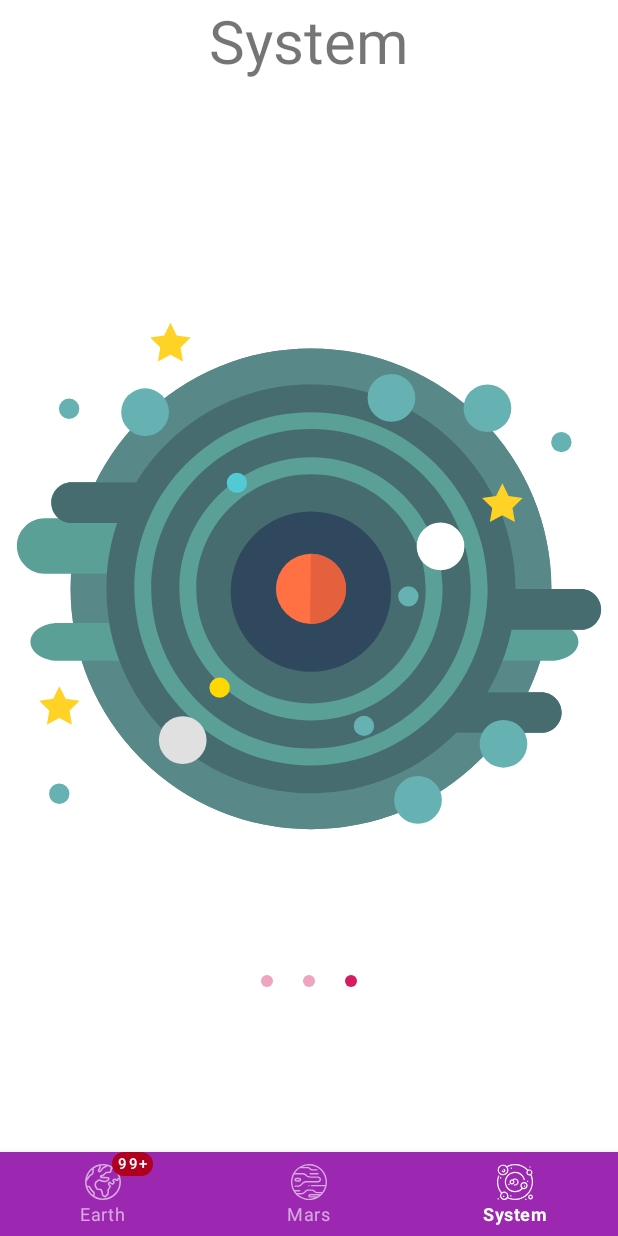
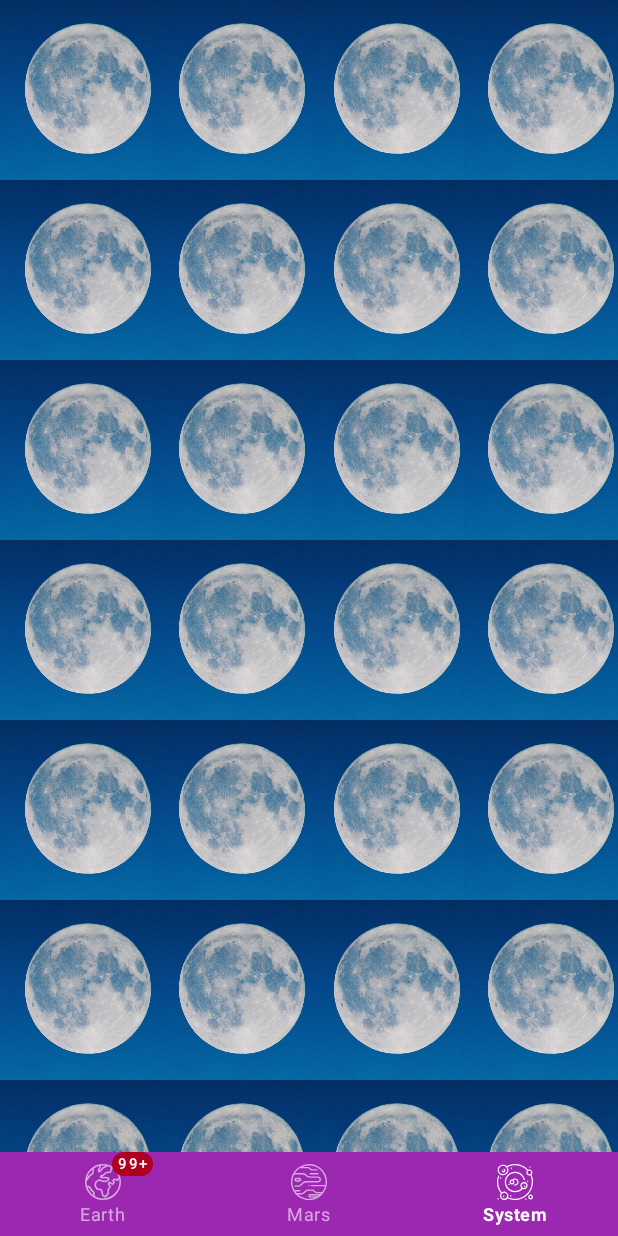
Before and after one commit to buthed/MaterialDesign, an Android app: the SystemFragment screen opened directly, with no data from a screen before it, on a phone screen of 412 x 824 dp. Run offline under Robolectric (Android 15) with nearby library versions, the phone set to English and light mode, and no system bars.

Commit message:
With explode

```diff
--- a/app/src/main/java/com/example/materialdesign/api/EarthFragment.kt
+++ b/app/src/main/java/com/example/materialdesign/api/EarthFragment.kt
@@ -41,7 +41,8 @@ class EarthFragment: Fragment() {
                 textIsVisible = !textIsVisible
                 binding.titlePlanet.visibility = if (textIsVisible) View.VISIBLE else View.GONE
                 binding.titlePlanet2.visibility = if (textIsVisible) View.VISIBLE else View.GONE
-            } else {
+            }
+            else {
                 TransitionManager.beginDelayedTransition(binding.transitionsContainer, Slide(Gravity.START))
                 textIsVisible = !textIsVisible
                 binding.titlePlanet.visibility = if (textIsVisible) View.VISIBLE else View.GONE
--- a/app/src/main/java/com/example/materialdesign/api/SystemFragment.kt
+++ b/app/src/main/java/com/example/materialdesign/api/SystemFragment.kt
@@ -1,19 +1,78 @@
 package com.example.materialdesign.api
 
+import android.graphics.Rect
 import android.os.Bundle
 import android.view.LayoutInflater
 import android.view.View
 import android.view.ViewGroup
 import androidx.fragment.app.Fragment
+import androidx.recyclerview.widget.RecyclerView
+import androidx.transition.*
+
 import com.example.materialdesign.R
+import com.example.materialdesign.databinding.FragmentSystemBinding
 
 class SystemFragment: Fragment() {
+
+    private var _binding: FragmentSystemBinding? = null
+    val binding: FragmentSystemBinding
+        get() {
+            return _binding!!
+        }
 
     override fun onCreateView(
         inflater: LayoutInflater,
         container: ViewGroup?,
         savedInstanceState: Bundle?
     ): View? {
-        return inflater.inflate(R.layout.fragment_system, container, false)
+        _binding = FragmentSystemBinding.inflate(inflater)
+        binding.recyclerView.adapter = Adapter()
+        return binding.root
     }
+
+    override fun onDestroy() {
+        super.onDestroy()
+        _binding = null
+    }
+
+    fun explode(clickedView:View){
+        val viewRect = Rect()
+        clickedView.getGlobalVisibleRect(viewRect)
+        val explode = Explode()
+        explode.epicenterCallback = object : Transition.EpicenterCallback(){
+            override fun onGetEpicenter(transition: Transition): Rect {
+                return viewRect
+            }
+        }
+        explode.excludeTarget(clickedView,true)
+        explode.duration = 3000
+
+        val setTransition = TransitionSet()
+            .addTransition(explode)
+
+        TransitionManager.beginDelayedTransition(binding.recyclerView,setTransition)
+        binding.recyclerView.adapter = null
+    }
+
+    inner class Adapter : RecyclerView.Adapter<Adapter.MyViewHolder>() {
+        override fun onCreateViewHolder(parent: ViewGroup, viewType: Int): MyViewHolder {
+            return MyViewHolder(
+                LayoutInflater.from(parent.context).inflate(
+                    R.layout.activity_animations_explode_item,
+                    parent,
+                    false
+                ) as View
+            )
+        }
+        override fun onBindViewHolder(holder: MyViewHolder, position: Int) {
+            holder.itemView.setOnClickListener {
+                explode(it)
+            }
+        }
+        override fun getItemCount(): Int {
+            return 32
+        }
+        inner class MyViewHolder(view: View) : RecyclerView.ViewHolder(view) // FIXME
+    }
+
 }
--- /dev/null
+++ b/app/src/main/res/layout/activity_animations_explode_item.xml
@@ -0,0 +1,8 @@
+<?xml version="1.0" encoding="utf-8"?>
+<com.example.materialdesign.utils.CustomImageView
+    xmlns:android="http://schemas.android.com/apk/res/android"
+    android:layout_width="120dp"
+    android:layout_height="wrap_content"
+    android:background="@drawable/bg_planet"
+    android:scaleType="center"
+    android:text="button"/>
--- /dev/null
+++ b/app/src/main/res/layout/activity_animations_explode_list_item.xml
@@ -0,0 +1,6 @@
+<?xml version="1.0" encoding="utf-8"?>
+<androidx.constraintlayout.widget.ConstraintLayout xmlns:android="http://schemas.android.com/apk/res/android"
+    android:layout_width="match_parent"
+    android:layout_height="match_parent">
+
+</androidx.constraintlayout.widget.ConstraintLayout>
--- a/app/src/main/res/layout/fragment_earth.xml
+++ b/app/src/main/res/layout/fragment_earth.xml
@@ -18,7 +18,7 @@
         android:id="@+id/title_planet2"
         android:layout_width="match_parent"
         android:layout_height="wrap_content"
-        android:layout_marginTop="40dp"
+        android:layout_marginTop="@dimen/titletMargin"
         android:gravity="center_horizontal"
         android:text="@string/earth_spinning"
         android:textSize="@dimen/titleTextSize"
--- a/app/src/main/res/layout/fragment_system.xml
+++ b/app/src/main/res/layout/fragment_system.xml
@@ -1,45 +1,11 @@
 <?xml version="1.0" encoding="utf-8"?>
-<FrameLayout xmlns:android="http://schemas.android.com/apk/res/android"
-    android:layout_width="match_parent"
-    android:layout_height="match_parent"
-    xmlns:app="http://schemas.android.com/apk/res-auto">
-
-    <androidx.appcompat.widget.AppCompatTextView
-        android:id="@+id/title_planet"
-        android:text="@string/settings_radio_system"
-        android:textSize="@dimen/titleTextSize"
-        android:gravity="center_horizontal"
-        android:layout_width="match_parent"
-        android:layout_height="match_parent"/>
-
-    <androidx.appcompat.widget.AppCompatImageView
-        app:srcCompat="@drawable/bg_system"
-        android:layout_width="match_parent"
-        android:scaleType="centerInside"
-        android:layout_height="match_parent"/>
-    <LinearLayout
-        android:layout_width="match_parent"
+    <androidx.recyclerview.widget.RecyclerView
+        xmlns:android="http://schemas.android.com/apk/res/android"
+        xmlns:app="http://schemas.android.com/apk/res-auto"
+        xmlns:tools="http://schemas.android.com/tools"
+        android:id="@+id/recycler_view"
+        android:layout_width="wrap_content"
         android:layout_height="wrap_content"
-        android:layout_gravity="bottom|center"
-        android:layout_marginBottom="100dp"
-        android:gravity="center">
-
-        <ImageView
-            android:layout_width="wrap_content"
-            android:layout_height="wrap_content"
-            android:layout_margin="10dp"
-            android:src="@drawable/swipe_indicator_passive" />
-
-        <ImageView
-            android:layout_width="wrap_content"
-            android:layout_height="wrap_content"
-            android:layout_margin="10dp"
-            android:src="@drawable/swipe_indicator_passive" />
-
-        <ImageView
-            android:layout_width="wrap_content"
-            android:layout_height="wrap_content"
-            android:layout_margin="10dp"
-            android:src="@drawable/swipe_indicator_active" />
-    </LinearLayout>
-</FrameLayout>
+        app:layoutManager="androidx.recyclerview.widget.GridLayoutManager"
+        app:spanCount="4"
+        tools:listitem="@layout/activity_animations_explode_item" />
--- a/app/src/main/res/values/dimens.xml
+++ b/app/src/main/res/values/dimens.xml
@@ -2,9 +2,11 @@
 <resources>
 
     <!-- settings fragment -->
+    <dimen name="defaultMargin">16dp</dimen>
     <dimen name="topMarginRowContent">16dp</dimen>
     <dimen name="startMarginRowContent">16dp</dimen>
     <dimen name="endMarginRowContent">16dp</dimen>
+    <dimen name="titletMargin">55dp</dimen>
     <dimen name="titleTextSize">40sp</dimen>
     <dimen name="middleTextSize">40sp</dimen>
     <dimen name="defaultTextSize">20sp</dimen>
--- a/app/src/main/res/xml/motion_scene.xml
+++ b/app/src/main/res/xml/motion_scene.xml
@@ -3,14 +3,14 @@
     xmlns:app="http://schemas.android.com/apk/res-auto">
 
     <Transition
-        app:constraintSetStart="@layout/fragment_main_start"
+        app:constraintSetStart="@layout/fragment_main"
         app:constraintSetEnd="@layout/fragment_main_end"
         app:duration="1000">
         <OnClick app:targetId="@+id/btnWiki"/>
     </Transition>
 
     <Transition
-        app:constraintSetEnd="@layout/fragment_main_start"
+        app:constraintSetEnd="@layout/fragment_main"
         app:constraintSetStart="@layout/fragment_main_end"
         app:duration="1000">
         <OnClick app:targetId="@+id/image_view"/>
```
Also changed, not shown: app/src/main/java/com/example/materialdesign/view/picture/PODFragment.kt (+4 -4 lines), app/src/main/res/layout/activity_animations_explode.xml (added, +10 -0 lines), app/src/main/res/drawable/bg_planet.jpg (added), app/src/main/res/layout/fragment_main.xml (renamed from app/src/main/res/layout/fragment_main_start.xml).
